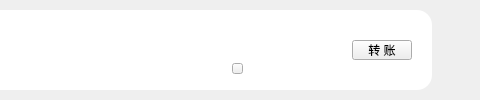
This is LNKWallet/contact/ContactInfoTitleWidget.ui in HcashOrg/hx-indicator as Qt 5 draws it before an edit; both pictures show x 288 to 768 and y 0 to 100 of the 768 by 100 pixel window. The edited form follows.
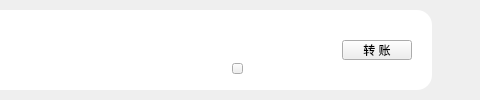
This is the edited form.

The edit to the form file:
```diff
--- a/LNKWallet/contact/ContactInfoTitleWidget.ui
+++ b/LNKWallet/contact/ContactInfoTitleWidget.ui
@@ -97,9 +97,9 @@
   <widget class="QToolButton" name="transferBtn">
    <property name="geometry">
     <rect>
-     <x>640</x>
+     <x>630</x>
      <y>40</y>
-     <width>60</width>
+     <width>70</width>
      <height>20</height>
     </rect>
    </property>
```
